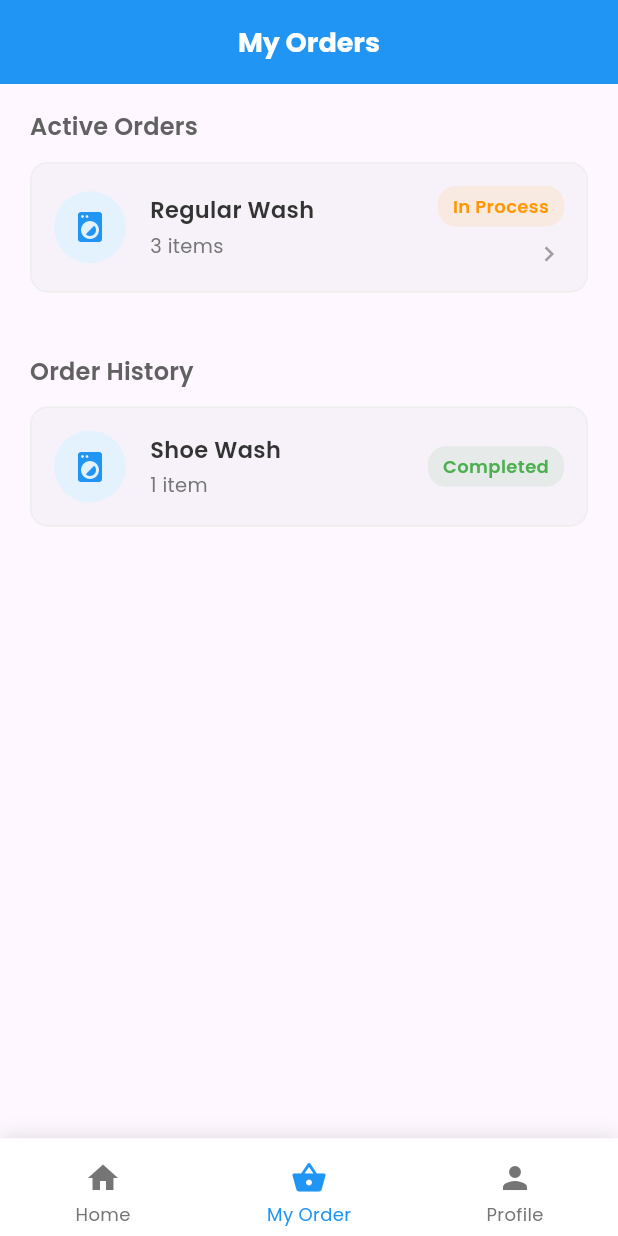
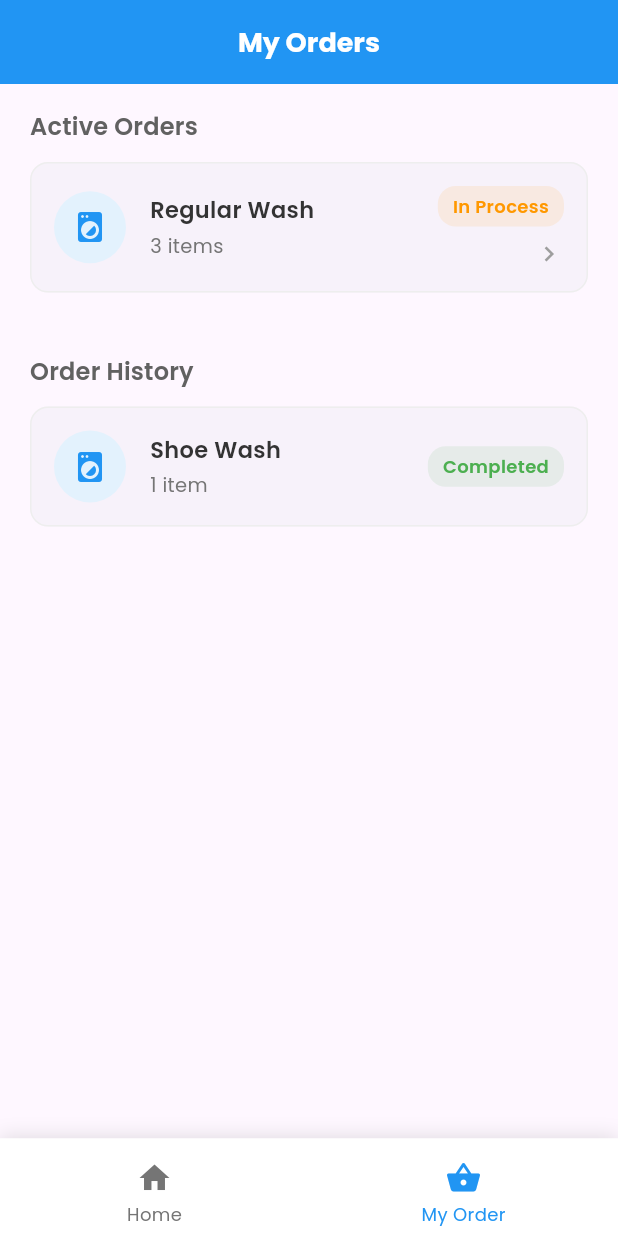
Before and after one commit to Blaundry/BLaundry, a Flutter app: the MyOrderPage screen opened directly, after a tap on "My Order", on a phone screen of 412 x 824 dp. Run offline on Flutter 3.47's test engine with Material 3 defaults, Android fonts, the light colour scheme and no system bars; our stand-ins replace image_picker, lottie, qr_flutter.

Commit message:
ubah posisi logout ke profile

```diff
--- a/lib/button_navbar_user.dart
+++ b/lib/button_navbar_user.dart
@@ -1,6 +1,6 @@
 import 'package:flutter/material.dart';
 import 'package:blaundry_registlogin/myorder.dart';
-import 'package:blaundry_registlogin/profile.dart';
+import 'package:blaundry_registlogin/dashboard.dart';
 
 class BottomNavBaruser extends StatelessWidget {
   final int selectedIndex;
@@ -26,22 +26,9 @@ class BottomNavBaruser extends StatelessWidget {
         ],
       ),
       child: BottomNavigationBar(
-        currentIndex: selectedIndex,
-        onTap: (index) {
-          if (index == 1) {
-            Navigator.pushReplacement(
-              context,
-              MaterialPageRoute(builder: (context) => const MyOrderPage()),
-            );
-          } else if (index == 2) {
-            Navigator.pushReplacement(
-              context,
-              MaterialPageRoute(builder: (context) => const ProfilePage()),
-            );
-          } else {
-            onTap(index);
-          }
-        },
+        currentIndex:
+            selectedIndex.clamp(0, 1), // Ensure index is within bounds
+        onTap: onTap,
         backgroundColor: Colors.white,
         selectedItemColor: const Color.fromARGB(255, 33, 149, 243),
         unselectedItemColor: Colors.grey[600],
@@ -64,13 +51,6 @@ class BottomNavBaruser extends StatelessWidget {
             ),
             label: "My Order",
           ),
-          BottomNavigationBarItem(
-            icon: Padding(
-              padding: EdgeInsets.only(top: 8, bottom: 4),
-              child: Icon(Icons.person, size: 24),
-            ),
-            label: "Profile",
-          ),
         ],
       ),
     );
--- a/lib/dashboard.dart
+++ b/lib/dashboard.dart
@@ -1,4 +1,3 @@
-import 'package:blaundry_registlogin/login_customer.dart';
 import 'package:flutter/material.dart';
 import 'package:lottie/lottie.dart';
 import 'package:blaundry_registlogin/regularwash.dart';
@@ -6,6 +5,7 @@ import 'package:blaundry_registlogin/shoewash.dart';
 import 'package:blaundry_registlogin/washiron.dart';
 import 'package:blaundry_registlogin/myorder.dart';
 import 'package:blaundry_registlogin/button_navbar_user.dart';
+import 'package:blaundry_registlogin/profile.dart';
 
 class DashboardPage extends StatefulWidget {
   const DashboardPage({super.key});
@@ -16,41 +16,54 @@ class DashboardPage extends StatefulWidget {
 
 class _DashboardPageState extends State<DashboardPage> {
   int _selectedIndex = 0;
+  String username = "Khidir Julian"; // This should come from your auth state
 
   void _onNavBarTap(int index) {
     setState(() {
       _selectedIndex = index;
     });
+    if (index == 1) {
+      Navigator.pushReplacement(
+        context,
+        MaterialPageRoute(builder: (context) => const MyOrderPage()),
+      );
+    }
   }
 
   @override
   Widget build(BuildContext context) {
     return WillPopScope(
-      onWillPop: () async => false, // Menonaktifkan tombol back
+      onWillPop: () async => false,
       child: Scaffold(
         appBar: AppBar(
-          automaticallyImplyLeading: false, // Menonaktifkan tombol back
-          backgroundColor: Colors.blue,
+          automaticallyImplyLeading: false,
+          backgroundColor: const Color.fromARGB(255, 33, 149, 243),
           title: Row(
             mainAxisAlignment: MainAxisAlignment.spaceBetween,
             children: [
-              const Row(
-                children: [
-                  Text('Home',
-                      style: TextStyle(
-                          fontSize: 16,
-                          color: Colors.white,
-                          fontWeight: FontWeight.bold)),
-                  SizedBox(width: 20),
-                ],
-              ),
+              const Text('Home',
+                  style: TextStyle(
+                      fontSize: 16,
+                      color: Colors.white,
+                      fontWeight: FontWeight.bold)),
               GestureDetector(
-                onTap: () => _showLogoutConfirmation(context),
-                child: const Text('Logout',
-                    style: TextStyle(
-                        fontSize: 16,
-                        color: Colors.white,
-                        fontWeight: FontWeight.bold)),
+                onTap: () {
+                  Navigator.push(
+                    context,
+                    MaterialPageRoute(builder: (context) => const ProfilePage()),
+                  );
+                },
+                child: CircleAvatar(
+                  radius: 16,
+                  backgroundColor: Colors.white,
+                  child: Text(
+                    username[0], // First letter of username
+                    style: const TextStyle(
+                      color: Color.fromARGB(255, 33, 149, 243),
+                      fontWeight: FontWeight.bold,
+                    ),
+                  ),
+                ),
               ),
             ],
           ),
@@ -60,20 +73,20 @@ class _DashboardPageState extends State<DashboardPage> {
             Container(
               width: double.infinity,
               height: double.infinity,
-              color: Colors.blue,
+              color: const Color.fromARGB(255, 33, 149, 243),
               child: Column(
                 children: [
                   const SizedBox(height: 50),
-                  const Text(
-                    'Hello, User!',
-                    style: TextStyle(
+                  Text(
+                    'Hello, $username!', // Display actual username
+                    style: const TextStyle(
                         fontSize: 30,
                         fontWeight: FontWeight.bold,
                         color: Colors.white),
                   ),
                   const SizedBox(height: 10),
                   const Text(
-                    'Have you checked today’s laundry?',
+                    "Have you checked today's laundry?",
                     style: TextStyle(fontSize: 16, color: Colors.white70),
                   ),
                   const SizedBox(height: 50),
@@ -182,36 +195,10 @@ class _DashboardPageState extends State<DashboardPage> {
           ],
         ),
         bottomNavigationBar: BottomNavBaruser(
-            selectedIndex: _selectedIndex, onTap: _onNavBarTap),
+          selectedIndex: _selectedIndex.clamp(0, 1), // Ensure index is 0 or 1
+          onTap: _onNavBarTap,
+        ),
       ),
-    );
-  }
-
-  void _showLogoutConfirmation(BuildContext context) {
-    showDialog(
-      context: context,
-      builder: (BuildContext context) {
-        return AlertDialog(
-          title: const Text("Are you sure?"),
-          content: const Text("Do you really want to logout?"),
-          actions: [
-            TextButton(
-              onPressed: () => Navigator.of(context).pop(),
-              child: const Text("No"),
-            ),
-            TextButton(
-              onPressed: () {
-                Navigator.of(context).pop();
-                Navigator.pushReplacement(
-                    context,
-                    MaterialPageRoute(
-                        builder: (context) => const LoginCustomerPage()));
-              },
-              child: const Text("Yes"),
-            ),
-          ],
-        );
-      },
     );
   }
 
@@ -232,8 +219,7 @@ class _DashboardPageState extends State<DashboardPage> {
           ),
           const SizedBox(height: 8),
           Text(text,
-              style:
-                  const TextStyle(fontSize: 16, fontWeight: FontWeight.bold)),
+              style: const TextStyle(fontSize: 16, fontWeight: FontWeight.bold)),
         ],
       ),
     );
```
Also changed, not shown: lib/profile.dart (+38 -1 lines).
